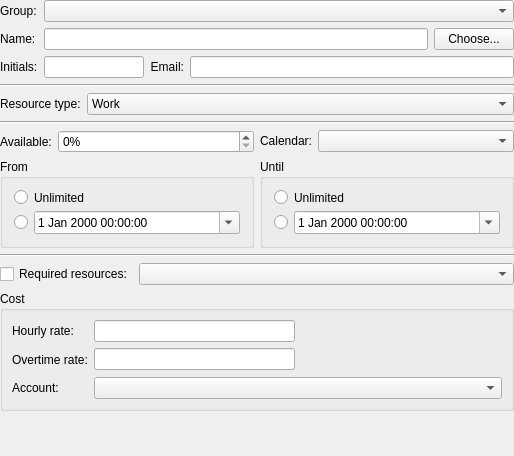
This is kplato/libs/ui/resourcedialogbase.ui in KDE/calligra as Qt 5 draws it before an edit. The edited form follows.
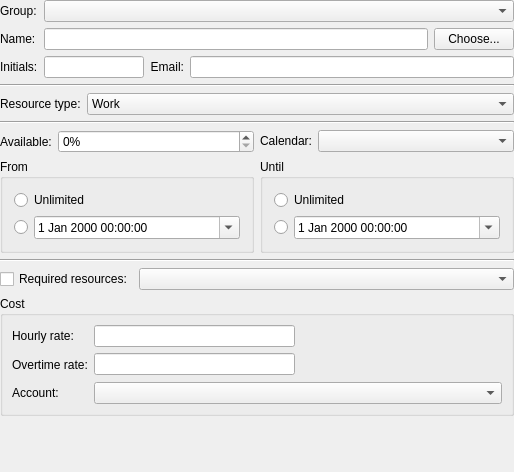
This is the edited form. Custom widgets are drawn as their Qt base class.

What changed in the file:
```diff
--- a/kplato/libs/ui/resourcedialogbase.ui
+++ b/kplato/libs/ui/resourcedialogbase.ui
@@ -8,7 +8,7 @@
     <x>0</x>
     <y>0</y>
     <width>514</width>
-    <height>456</height>
+    <height>472</height>
    </rect>
   </property>
   <layout class="QVBoxLayout" name="verticalLayout_2">
@@ -266,8 +266,6 @@
            </property>
            <layout class="QVBoxLayout" name="verticalLayout_4">
             <item>
-             <layout class="QHBoxLayout" name="horizontalLayout_5">
-              <item>
                <widget class="QRadioButton" name="ui_rbfromunlimited">
                 <property name="sizePolicy">
                  <sizepolicy hsizetype="Fixed" vsizetype="Fixed">
@@ -276,18 +274,9 @@
                  </sizepolicy>
                 </property>
                 <property name="text">
-                 <string/>
-                </property>
-               </widget>
-              </item>
-              <item>
-               <widget class="QLabel" name="label_2">
-                <property name="text">
                  <string>Unlimited</string>
                 </property>
                </widget>
-              </item>
-             </layout>
             </item>
             <item>
              <layout class="QHBoxLayout" name="horizontalLayout_4">
@@ -326,8 +315,6 @@
            </property>
            <layout class="QVBoxLayout" name="verticalLayout_3">
             <item>
-             <layout class="QHBoxLayout" name="horizontalLayout_6">
-              <item>
                <widget class="QRadioButton" name="ui_rbuntilunlimited">
                 <property name="sizePolicy">
                  <sizepolicy hsizetype="Fixed" vsizetype="Fixed">
@@ -336,18 +323,9 @@
                  </sizepolicy>
                 </property>
                 <property name="text">
-                 <string/>
-                </property>
-               </widget>
-              </item>
-              <item>
-               <widget class="QLabel" name="label_3">
-                <property name="text">
                  <string>Unlimited</string>
                 </property>
                </widget>
-              </item>
-             </layout>
             </item>
             <item>
              <layout class="QHBoxLayout" name="horizontalLayout_3">
```
Left out of the diff: 16 changed lines with no effect on the pictures. Lines whose indentation alone changed are shown as unchanged.
